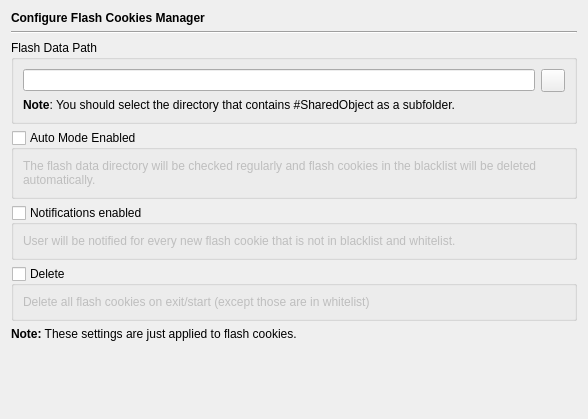
The window that Preferences/ConfigurationPages/HelpFlashCookieManagerPage.ui (testmana2/test) describes before a commit, drawn with Qt 5.
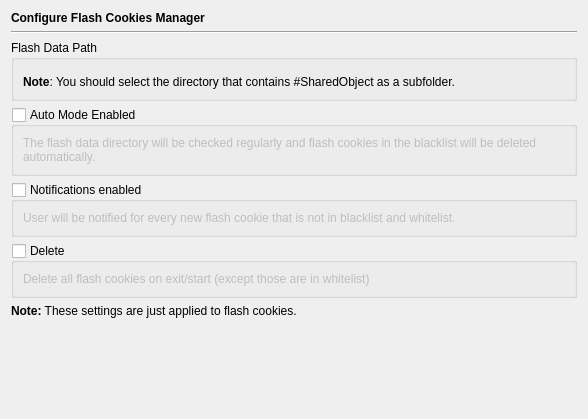
The same window after the commit. Custom widgets are drawn as their Qt base class.

Commit message: Changed more configuration pages to use the path picker.

What changed in the file:
```diff
--- a/Preferences/ConfigurationPages/HelpFlashCookieManagerPage.ui
+++ b/Preferences/ConfigurationPages/HelpFlashCookieManagerPage.ui
@@ -36,24 +36,15 @@
      <property name="title">
       <string>Flash Data Path</string>
      </property>
-     <layout class="QGridLayout" name="gridLayout_2">
-      <item row="0" column="0">
-       <widget class="QLineEdit" name="flashDataPathEdit"/>
-      </item>
-      <item row="0" column="1">
-       <widget class="QToolButton" name="flashDataPathButton">
-        <property name="sizePolicy">
-         <sizepolicy hsizetype="Minimum" vsizetype="Fixed">
-          <horstretch>0</horstretch>
-          <verstretch>0</verstretch>
-         </sizepolicy>
-        </property>
-        <property name="text">
-         <string/>
+     <layout class="QVBoxLayout" name="verticalLayout_2">
+      <item>
+       <widget class="E5PathPicker" name="flashDataPathPicker" native="true">
+        <property name="focusPolicy">
+         <enum>Qt::StrongFocus</enum>
         </property>
        </widget>
       </item>
-      <item row="1" column="0" colspan="2">
+      <item>
        <widget class="QLabel" name="label">
         <property name="text">
          <string>&lt;b&gt;Note&lt;/b&gt;: You should select the directory that contains #SharedObject as a subfolder.</string>
@@ -193,6 +184,14 @@
    </item>
   </layout>
  </widget>
+ <customwidgets>
+  <customwidget>
+   <class>E5PathPicker</class>
+   <extends>QWidget</extends>
+   <header>E5Gui/E5PathPicker.h</header>
+   <container>1</container>
+  </customwidget>
+ </customwidgets>
  <tabstops>
   <tabstop>flashDataPathEdit</tabstop>
   <tabstop>flashDataPathButton</tabstop>
```
Left out of the diff: 3 changed lines with no effect on the pictures. The commit also changes 8 other files.
